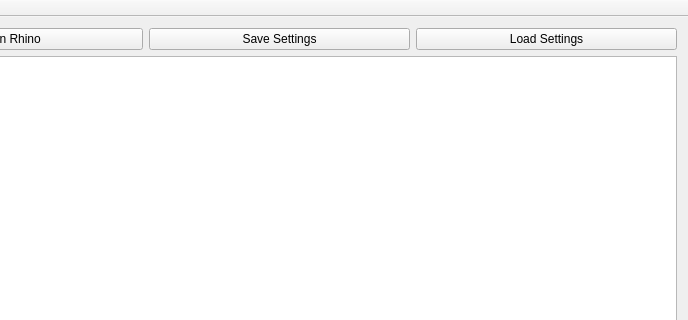
Old version of the form QTUI/qtui.ui in the repository emorywalrus/RhinoLink7; both pictures show x 129 to 817 and y 0 to 320 of the 817 by 691 pixel window.
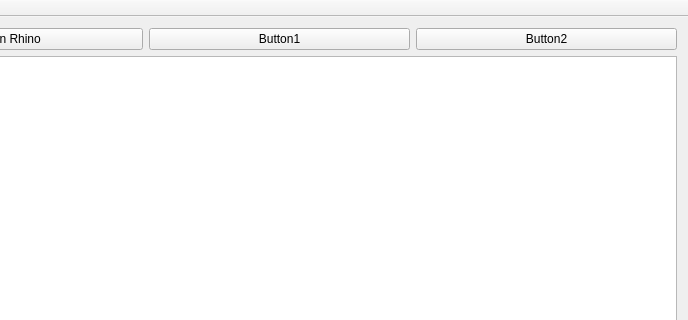
New version of the form.

Diff of the .ui file:
```diff
--- a/QTUI/qtui.ui
+++ b/QTUI/qtui.ui
@@ -78,14 +78,14 @@
        </sizepolicy>
       </property>
       <property name="text">
-       <string>Save Settings</string>
+       <string>Button1</string>
       </property>
      </widget>
     </item>
     <item row="1" column="3">
      <widget class="QPushButton" name="loadButton">
       <property name="text">
-       <string>Load Settings</string>
+       <string>Button2</string>
       </property>
      </widget>
     </item>
```
Left out of the diff: 4 changed lines with no effect on the pictures.
